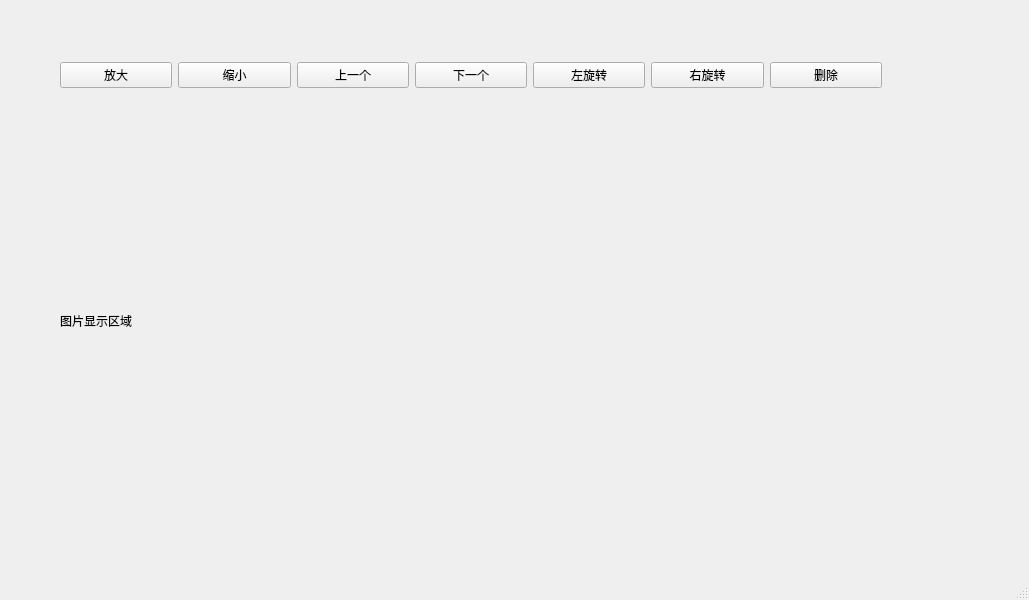
Above: img_viewer/mainwindow.ui from JackLovel/ImageViewer before the change. Below: the same form after it.
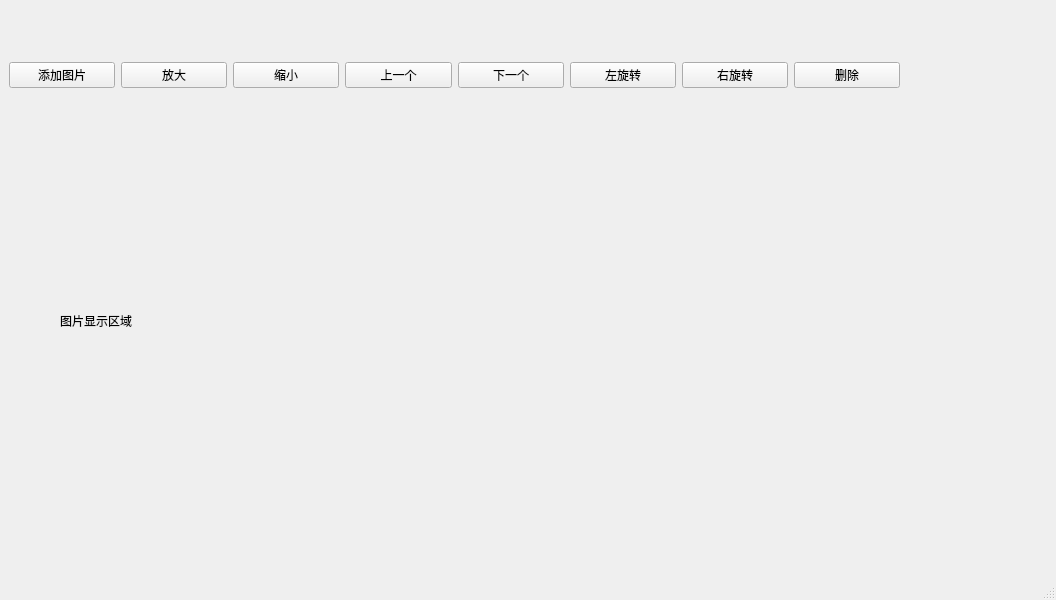
That is the form after the change.

Commit message: 更新 Ui

What changed in the file:
```diff
--- a/img_viewer/mainwindow.ui
+++ b/img_viewer/mainwindow.ui
@@ -6,7 +6,7 @@
    <rect>
     <x>0</x>
     <y>0</y>
-    <width>1029</width>
+    <width>1056</width>
     <height>600</height>
    </rect>
   </property>
@@ -17,13 +17,20 @@
    <widget class="QWidget" name="horizontalLayoutWidget">
     <property name="geometry">
      <rect>
-      <x>60</x>
+      <x>9</x>
       <y>40</y>
-      <width>822</width>
+      <width>891</width>
       <height>71</height>
      </rect>
     </property>
     <layout class="QHBoxLayout" name="horizontalLayout">
+     <item>
+      <widget class="QPushButton" name="openButton">
+       <property name="text">
+        <string>添加图片</string>
+       </property>
+      </widget>
+     </item>
      <item>
       <widget class="QPushButton" name="zoomOutButton">
        <property name="text">
```
Left out of the diff: 2 changed lines with no effect on the pictures. The commit also changes 2 other files.
